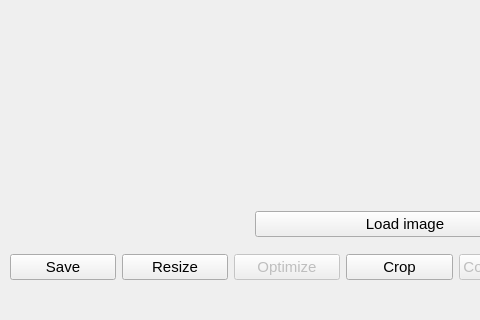
First picture: the form in ui/main.ui, repository JustLian/imgtools, before the edit; both pictures show x 0 to 480 and y 300 to 620 of the 810 by 620 pixel window.
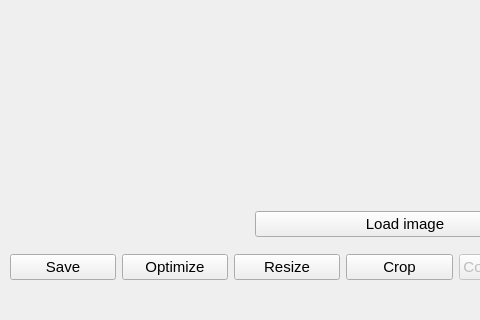
Second picture: the form after the edit.

Commit message: image optimization feature

What changed in the file:
```diff
--- a/ui/main.ui
+++ b/ui/main.ui
@@ -77,23 +77,23 @@
          </property>
         </widget>
        </item>
-       <item>
-        <widget class="QPushButton" name="resize_btn">
-         <property name="text">
-          <string>Resize</string>
-         </property>
-        </widget>
-       </item>
        <item>
         <widget class="QPushButton" name="optimize_btn">
          <property name="enabled">
-          <bool>false</bool>
+          <bool>true</bool>
          </property>
          <property name="text">
           <string>Optimize</string>
          </property>
         </widget>
        </item>
+       <item>
+        <widget class="QPushButton" name="resize_btn">
+         <property name="text">
+          <string>Resize</string>
+         </property>
+        </widget>
+       </item>
        <item>
         <widget class="QPushButton" name="crop_btn">
          <property name="text">
```
The commit also changes 1 other file.
